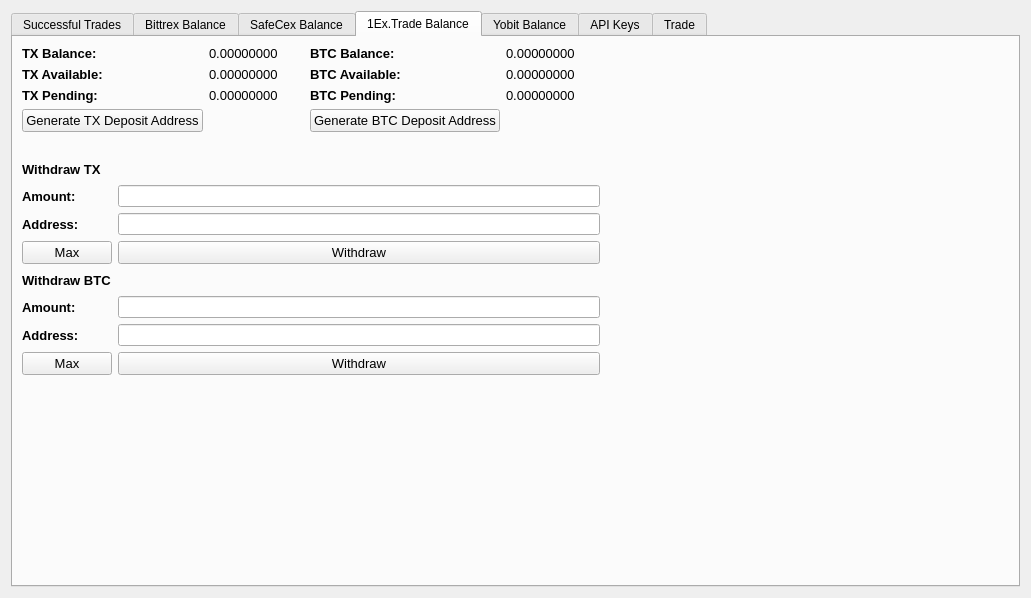
This is src/qt/forms/arbitrage.ui in Infernoman/Transfercoin as Qt 5 draws it before an edit. The edited form follows.
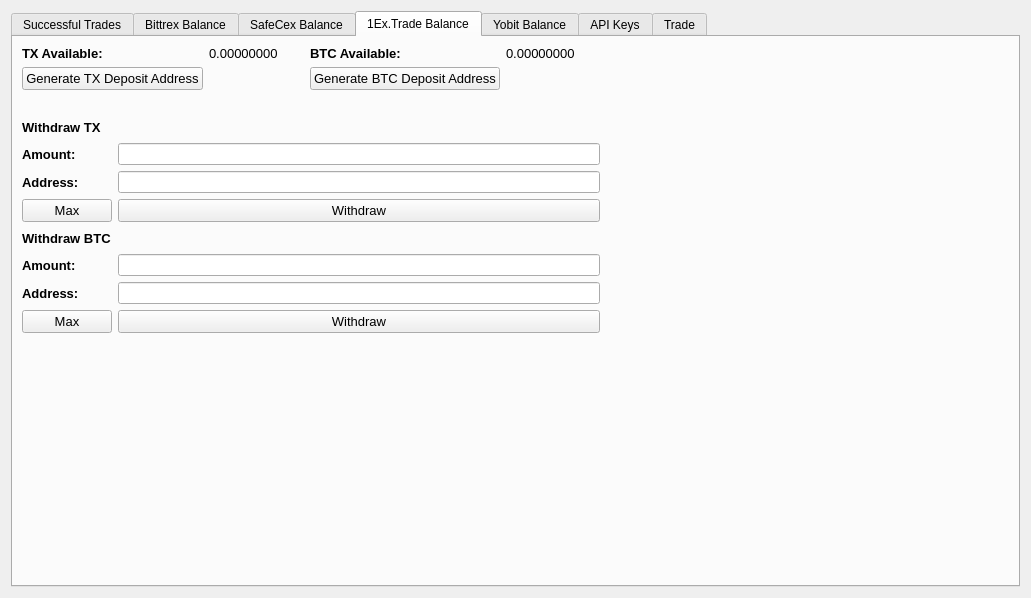
This is the edited form. The open tabs and pages were chosen to show the change.

Commit message:
partial update for 1ex.trade
Bittrex->Extrade Quantities and prices are correct.
Buy and sell methods for 1Ex.trade do NOT work.
Arbitrage bot no longer checks the other exchanges. If a trade is being
conducted.

```diff
--- a/src/qt/forms/arbitrage.ui
+++ b/src/qt/forms/arbitrage.ui
@@ -1034,20 +1034,6 @@
        <item row="0" column="0">
         <layout class="QGridLayout" name="gridLayout_6">
          <item row="0" column="0">
-          <widget class="QLabel" name="label_37">
-           <property name="font">
-            <font>
-             <pointsize>10</pointsize>
-             <weight>75</weight>
-             <bold>true</bold>
-            </font>
-           </property>
-           <property name="text">
-            <string>TX Balance:</string>
-           </property>
-          </widget>
-         </item>
-         <item row="1" column="0">
           <widget class="QLabel" name="label_38">
            <property name="font">
             <font>
@@ -1061,50 +1047,7 @@
            </property>
           </widget>
          </item>
-         <item row="2" column="0">
-          <widget class="QLabel" name="label_39">
-           <property name="font">
-            <font>
-             <pointsize>10</pointsize>
-             <weight>75</weight>
-             <bold>true</bold>
-            </font>
-           </property>
-           <property name="text">
-            <string>TX Pending:</string>
-           </property>
-          </widget>
-         </item>
          <item row="0" column="1">
-          <widget class="QLabel" name="ExtradeTXBalance">
-           <property name="font">
-            <font>
-             <pointsize>10</pointsize>
-            </font>
-           </property>
-           <property name="text">
-            <string>0.00000000</string>
-           </property>
-           <property name="textInteractionFlags">
-            <set>Qt::LinksAccessibleByMouse|Qt::TextSelectableByMouse</set>
-           </property>
-          </widget>
-         </item>
-         <item row="0" column="2">
-          <widget class="QLabel" name="label_40">
-           <property name="font">
-            <font>
-             <pointsize>10</pointsize>
-             <weight>75</weight>
-             <bold>true</bold>
-            </font>
-           </property>
-           <property name="text">
-            <string>BTC Balance:</string>
-           </property>
-          </widget>
-         </item>
-         <item row="1" column="1">
           <widget class="QLabel" name="ExtradeTXAvailable">
            <property name="font">
             <font>
@@ -1119,22 +1062,7 @@
            </property>
           </widget>
          </item>
-         <item row="2" column="1">
-          <widget class="QLabel" name="ExtradeTXPending">
-           <property name="font">
-            <font>
-             <pointsize>10</pointsize>
-            </font>
-           </property>
-           <property name="text">
-            <string>0.00000000</string>
-           </property>
-           <property name="textInteractionFlags">
-            <set>Qt::LinksAccessibleByMouse|Qt::TextSelectableByMouse</set>
-           </property>
-          </widget>
-         </item>
-         <item row="1" column="2">
+         <item row="0" column="2">
           <widget class="QLabel" name="label_41">
            <property name="font">
             <font>
@@ -1148,36 +1076,7 @@
            </property>
           </widget>
          </item>
-         <item row="2" column="2">
-          <widget class="QLabel" name="label_42">
-           <property name="font">
-            <font>
-             <pointsize>10</pointsize>
-             <weight>75</weight>
-             <bold>true</bold>
-            </font>
-           </property>
-           <property name="text">
-            <string>BTC Pending:</string>
-           </property>
-          </widget>
-         </item>
          <item row="0" column="3">
-          <widget class="QLabel" name="ExtradeBTCBalance">
-           <property name="font">
-            <font>
-             <pointsize>10</pointsize>
-            </font>
-           </property>
-           <property name="text">
-            <string>0.00000000</string>
-           </property>
-           <property name="textInteractionFlags">
-            <set>Qt::LinksAccessibleByMouse|Qt::TextSelectableByMouse</set>
-           </property>
-          </widget>
-         </item>
-         <item row="1" column="3">
           <widget class="QLabel" name="ExtradeBTCAvailable">
            <property name="font">
             <font>
@@ -1192,22 +1091,7 @@
            </property>
           </widget>
          </item>
-         <item row="2" column="3">
-          <widget class="QLabel" name="ExtradeBTCPending">
-           <property name="font">
-            <font>
-             <pointsize>10</pointsize>
-            </font>
-           </property>
-           <property name="text">
-            <string>0.00000000</string>
-           </property>
-           <property name="textInteractionFlags">
-            <set>Qt::LinksAccessibleByMouse|Qt::TextSelectableByMouse</set>
-           </property>
-          </widget>
-         </item>
-         <item row="3" column="0">
+         <item row="1" column="0">
           <widget class="QPushButton" name="ExtradeTXGenDepositBTN">
            <property name="font">
             <font>
@@ -1219,7 +1103,7 @@
            </property>
           </widget>
          </item>
-         <item row="3" column="2">
+         <item row="1" column="2">
           <widget class="QPushButton" name="ExtradeBTCGenDepositBTN">
            <property name="font">
             <font>
```
Left out of the diff: 6 changed lines with no effect on the pictures. The commit also changes 2 other files.
